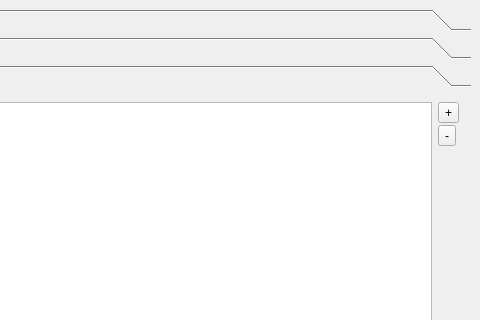
This is libs/seiscomp/gui/datamodel/pickersettings.ui in SeisComP/common as Qt 5 draws it before an edit; both pictures show x 269 to 749 and y 0 to 320 of the 749 by 973 pixel window. The edited form follows.
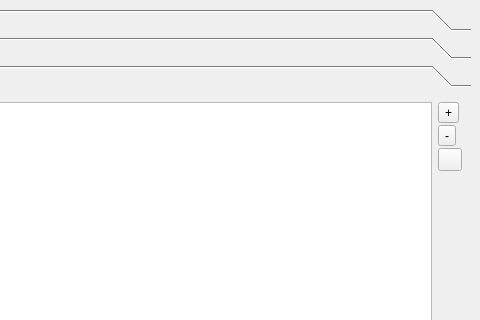
This is the edited form. The open tabs and pages were chosen to show the change.

Commit message:
[gui] Validate filters in the picker settings
Invalid filter strings in the picker and amplitude filter tables are
shown in red with the parser error as tooltip, also while typing. A new
button opens the filter builder for the current row or adds a new
filter. The @ prefix of the default filter is preserved.

Also fix the add filter button of the picker filter table which was
connected twice and added two rows per click.

Patch:
```diff
--- a/libs/seiscomp/gui/datamodel/pickersettings.ui
+++ b/libs/seiscomp/gui/datamodel/pickersettings.ui
@@ -1112,6 +1112,13 @@
              </property>
             </widget>
            </item>
+           <item>
+            <widget class="QToolButton" name="btnEditPickFilter">
+             <property name="toolTip">
+              <string>Edit the current filter with the filter builder</string>
+             </property>
+            </widget>
+           </item>
            <item>
             <spacer>
              <property name="orientation">
```
Left out of the diff: 7 changed lines with no effect on the pictures. The commit also changes 2 other files.
